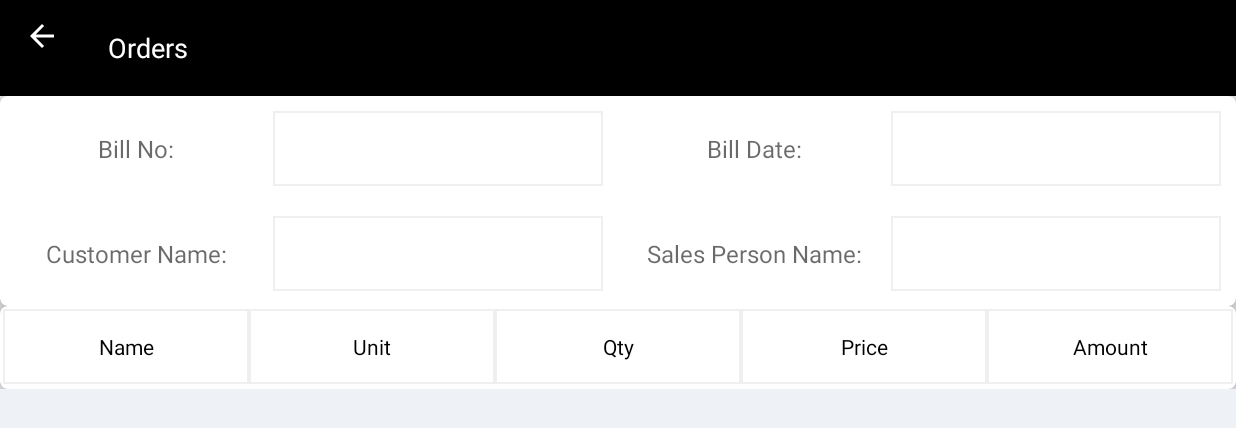
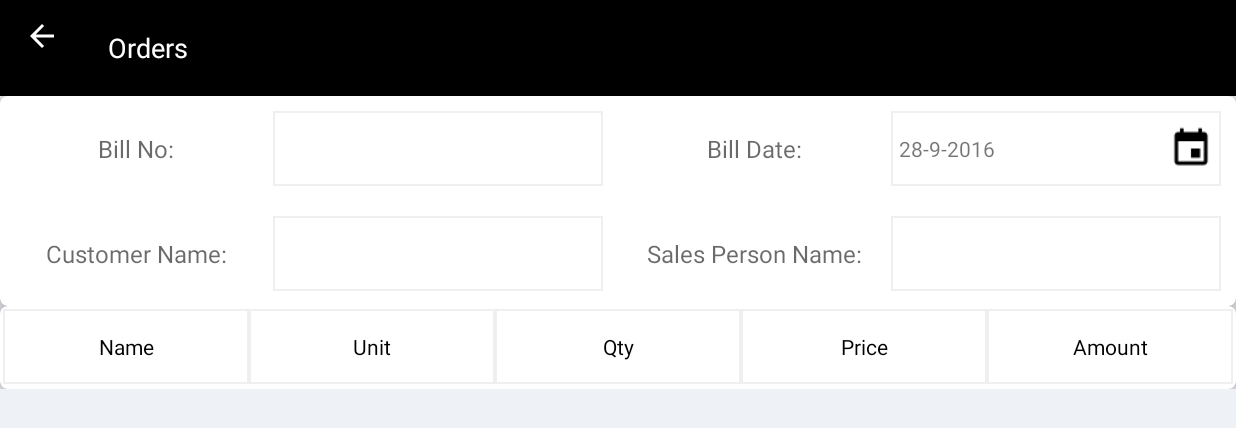
Before and after one commit to TarunmJain/MyCatalogue, an Android app: the Order screen opened directly, with no data from a screen before it, on a phone screen of 824 x 412 dp (held sideways). Shown: the top 428 px of the screen. Run offline under Robolectric (Android 15) with nearby library versions, the phone set to English and light mode, and no system bars; our stand-ins replace Volley; pictures from the network do not load.

Commit message:
orderadapter

```diff
--- a/app/src/main/java/com/centura_technologies/mycatalogue/Order/Controller/Order.java
+++ b/app/src/main/java/com/centura_technologies/mycatalogue/Order/Controller/Order.java
@@ -1,5 +1,7 @@
 package com.centura_technologies.mycatalogue.Order.Controller;
 
+import android.app.DatePickerDialog;
+import android.app.Dialog;
 import android.content.Context;
 import android.os.Bundle;
 import android.support.annotation.Nullable;
@@ -9,6 +11,11 @@ import android.support.v7.widget.RecyclerView;
 import android.support.v7.widget.Toolbar;
 import android.view.Menu;
 import android.view.MenuItem;
+import android.view.View;
+import android.widget.DatePicker;
+import android.widget.EditText;
+import android.widget.RelativeLayout;
+import android.widget.TextView;
 
 import com.centura_technologies.mycatalogue.Order.Model.BillingProducts;
 import com.centura_technologies.mycatalogue.Order.View.OrderListAdapter;
@@ -17,6 +24,7 @@ import com.centura_technologies.mycatalogue.Support.DBHelper.DB;
 import com.centura_technologies.mycatalogue.Support.GenericData;
 
 import java.util.ArrayList;
+import java.util.Calendar;
 
 /**
  * Created by Centura User1 on 24-09-2016.
@@ -25,6 +33,11 @@ public class Order extends AppCompatActivity {
     Toolbar toolbar;
     static RecyclerView orderlist_recyclerview;
     static ArrayList<BillingProducts> model;
+    RelativeLayout billdatelayout;
+    EditText billno,custname,salespersonname;
+    TextView billdate;
+    int mYear, mMonth, mDay;
+    static final int DATE_DIALOG_ID = 0;
 
     @Override
     protected void onCreate(@Nullable Bundle savedInstanceState) {
@@ -34,18 +47,63 @@ public class Order extends AppCompatActivity {
         toolbar.setTitle("Orders");
         setSupportActionBar(toolbar);
         getSupportActionBar().setDisplayHomeAsUpEnabled(true);
-        orderlist_recyclerview=(RecyclerView)findViewById(R.id.orderlist_recyclerview);
-        model= DB.getBillprodlist();
+        billdatelayout=(RelativeLayout)findViewById(R.id.billdatelayout);
+        billno=(EditText)findViewById(R.id.billno);
+        billdate=(TextView)findViewById(R.id.billdate);
+        custname=(EditText)findViewById(R.id.custname);
+        salespersonname=(EditText)findViewById(R.id.salespersonname);
+        orderlist_recyclerview = (RecyclerView) findViewById(R.id.orderlist_recyclerview);
+        model = DB.getBillprodlist();
         orderlist_recyclerview.setLayoutManager(new LinearLayoutManager(Order.this, LinearLayoutManager.VERTICAL, false));
-        int viewHeight= GenericData.convertDpToPixels(52, Order.this);
+        int viewHeight = GenericData.convertDpToPixels(52, Order.this);
         viewHeight = viewHeight * ((model.size()));
         orderlist_recyclerview.getLayoutParams().height = viewHeight;
         InitializeAdapter(Order.this);
 
+        billdatelayout.setOnClickListener(new View.OnClickListener() {
+            @Override
+            public void onClick(View v) {
+                showDialog(DATE_DIALOG_ID);
+            }
+        });
+
+        final Calendar c = Calendar.getInstance();
+        mYear = c.get(Calendar.YEAR);
+        mMonth = c.get(Calendar.MONTH);
+        mDay = c.get(Calendar.DATE);
+        updateDisplay();
+
     }
 
-    public static void InitializeAdapter(Context context){
-        orderlist_recyclerview.setAdapter(new OrderListAdapter(context,model));
+    private void updateDisplay() {
+        this.billdate.setText(
+                new StringBuilder()
+                        .append(mDay).append("-")
+                        .append(mMonth + 1).append("-")
+                        .append(mYear).append(" "));
+    }
+
+    private DatePickerDialog.OnDateSetListener mDateSetListener=
+            new DatePickerDialog.OnDateSetListener() {
+                @Override
+                public void onDateSet(DatePicker view, int year, int monthOfYear, int dayOfMonth) {
+                    mYear=year;
+                    mMonth=monthOfYear;
+                    mDay=dayOfMonth;
+                    updateDisplay();
+                }
+            };
+
+    @Override
+    protected Dialog onCreateDialog(int id) {
+        switch (id){
+            case DATE_DIALOG_ID:return new DatePickerDialog(this,mDateSetListener,mYear,mMonth,mDay);
+        }
+        return null;
+    }
+
+    public static void InitializeAdapter(Context context) {
+        orderlist_recyclerview.setAdapter(new OrderListAdapter(context, model));
     }
 
     @Override
--- a/app/src/main/java/com/centura_technologies/mycatalogue/Shortlist/View/ShortlistAdapter.java
+++ b/app/src/main/java/com/centura_technologies/mycatalogue/Shortlist/View/ShortlistAdapter.java
@@ -71,6 +71,7 @@ public class ShortlistAdapter extends RecyclerView.Adapter<ShortlistAdapter.View
                     recyclerView.setVisibility(View.GONE);
                     emptyshortlist.setVisibility(View.VISIBLE);
                 }
+                Catalogue.InitializeAdapter(mContext);
                 notifyDataSetChanged();
 
             }
--- a/app/src/main/java/com/centura_technologies/mycatalogue/Sync/Controller/Sync.java
+++ b/app/src/main/java/com/centura_technologies/mycatalogue/Sync/Controller/Sync.java
@@ -13,7 +13,7 @@ import android.view.MenuItem;
 import com.centura_technologies.mycatalogue.Catalogue.View.SectionlistAdapter;
 import com.centura_technologies.mycatalogue.R;
 import com.centura_technologies.mycatalogue.Shortlist.Controller.Shortlist;
-import com.centura_technologies.mycatalogue.Sync.view.SyncListAdapter;
+import com.centura_technologies.mycatalogue.Sync.View.SyncAdapter;
 
 /**
  * Created by Centura User1 on 23-09-2016.
@@ -32,7 +32,7 @@ public class Sync extends AppCompatActivity {
         getSupportActionBar().setDisplayHomeAsUpEnabled(true);
         sync_list= (RecyclerView) findViewById(R.id.sync_list);
         sync_list.setLayoutManager(new GridLayoutManager(Sync.this, 3));
-        sync_list.setAdapter(new SyncListAdapter(Sync.this));
+        sync_list.setAdapter(new SyncAdapter(Sync.this));
     }
 
     @Override
--- a/app/src/main/res/layout-land/content_orders.xml
+++ b/app/src/main/res/layout-land/content_orders.xml
@@ -64,20 +64,34 @@
                                 <TextView
                                     android:layout_width="match_parent"
                                     android:layout_height="match_parent"
-                                    android:layout_toLeftOf="@+id/billdate"
+                                    android:layout_toLeftOf="@+id/billdatelayout"
                                     android:gravity="center"
                                     android:text="Bill Date:"
                                     android:textColor="@color/greytext"
                                     android:textSize="16sp" />
-                                <EditText
-                                    android:id="@+id/billdate"
+                                <RelativeLayout
+                                    android:id="@+id/billdatelayout"
                                     android:layout_width="220dp"
                                     android:layout_height="match_parent"
-                                    android:layout_alignParentRight="true"
                                     android:layout_marginBottom="10dp"
                                     android:layout_marginRight="10dp"
                                     android:layout_marginTop="10dp"
+                                    android:layout_alignParentRight="true">
+                                <TextView
+                                    android:id="@+id/billdate"
+                                    android:layout_width="match_parent"
+                                    android:layout_height="match_parent"
+                                    android:paddingLeft="5dp"
+                                    android:gravity="center_vertical"
                                     android:background="@drawable/transparentsquarebutton" />
+                                    <ImageView
+                                        android:id="@+id/clender"
+                                        android:layout_width="40dp"
+                                        android:layout_height="match_parent"
+                                        android:padding="5dp"
+                                        android:layout_alignParentRight="true"
+                                        android:src="@drawable/ic_calendar_black_24dp"/>
+                                </RelativeLayout>
                             </RelativeLayout>
                         </LinearLayout>
                     </LinearLayout>
```
Also changed, not shown: app/src/main/java/com/centura_technologies/mycatalogue/AboutUs/Controller/AboutUs.java (+35 -1 lines), app/src/main/java/com/centura_technologies/mycatalogue/Catalogue/Controller/SectionCatalogue.java (+1 -36 lines), app/src/main/java/com/centura_technologies/mycatalogue/Dashboard/Controller/Dashboard.java (+36 -0 lines), app/src/main/java/com/centura_technologies/mycatalogue/Dashboard/Controller/Dashboarddrawer.java (+2 -44 lines), app/src/main/java/com/centura_technologies/mycatalogue/Support/GenericData.java (+27 -16 lines), app/src/main/java/com/centura_technologies/mycatalogue/Sync/View/SyncAdapter.java (added, +106 -0 lines), app/src/main/res/layout-land/drawer.xml (+18 -18 lines), app/src/main/res/layout-land/item_orderlist.xml (+6 -5 lines), app/src/main/res/drawable-hdpi/ic_calendar_black_24dp.png (added), app/src/main/res/drawable-mdpi/ic_calendar_black_24dp.png (added), app/src/main/res/drawable-xhdpi/ic_calendar_black_24dp.png (added), app/src/main/res/drawable-xxhdpi/ic_calendar_black_24dp.png (added), app/src/main/res/drawable-xxxhdpi/ic_calendar_black_24dp.png (added).
